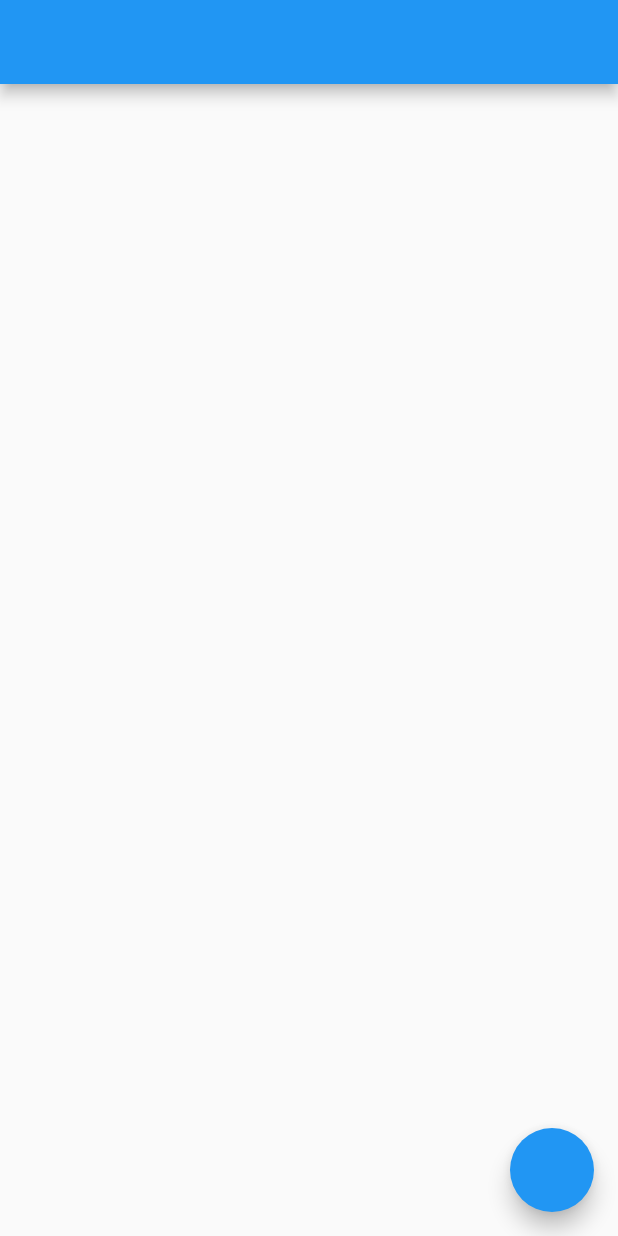
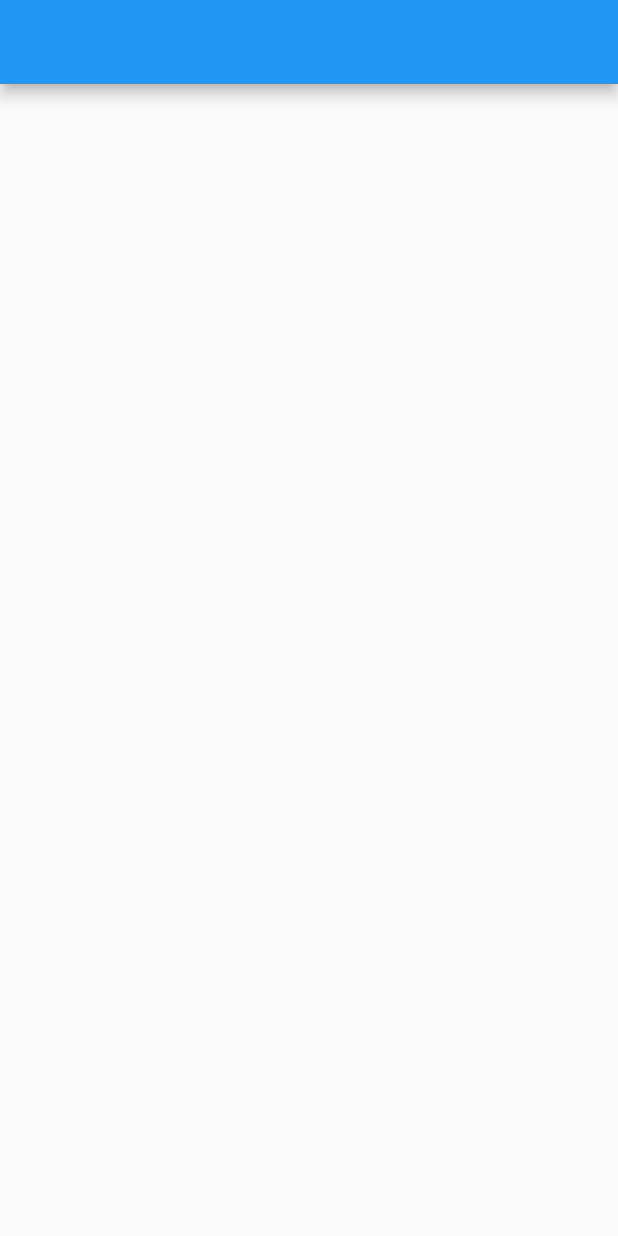
Before and after one commit to JoniJohn/recipe, a Flutter app: the screen it shows after launch, on a phone screen of 412 x 824 dp. Run offline on Flutter 3.47's test engine with Material 2 defaults, Android fonts, the phone set to English and light mode, and no system bars.

Commit message:
Adding TODOs

```diff
--- a/lib/main.dart
+++ b/lib/main.dart
@@ -22,10 +22,12 @@ class Home extends StatelessWidget {
   Widget build(BuildContext context) {
     return Scaffold(
       appBar: AppBar(),
-      body: SafeArea(child: Container()),
-      floatingActionButton: const FloatingActionButton(
-        onPressed: () {},
+      body: SafeArea(
+        // TODO: replace child: Container()
+        child: Container(),
       ),
     );
   }
+
+  // TODO: add buildRecipeCard() here
 }
```
